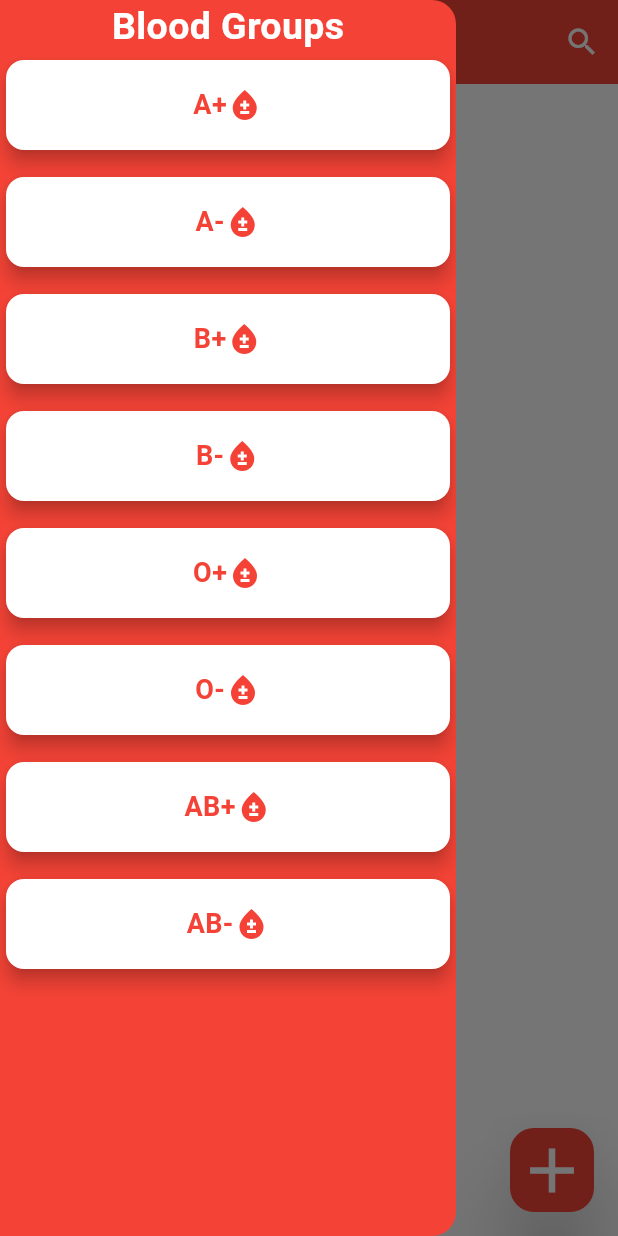
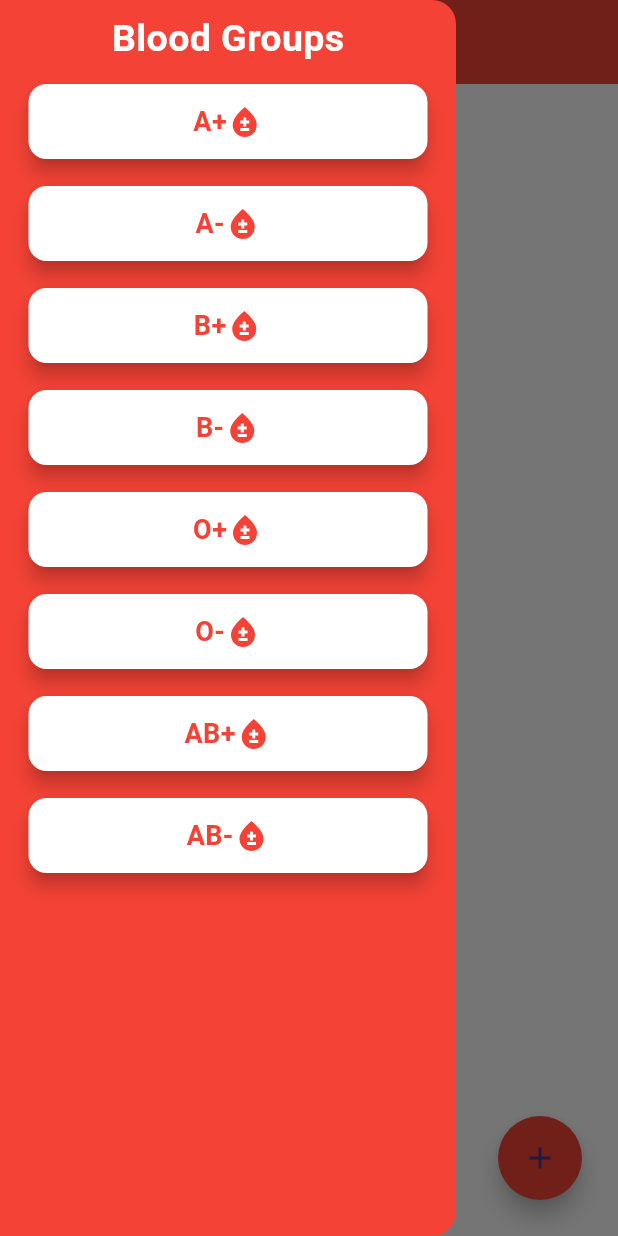
Before and after one commit to hijasahamed/BloodDonor, a Flutter app: the screen it shows after launch, with the side drawer open, on a phone screen of 412 x 824 dp. Run offline on Flutter 3.47's test engine with Material 3 defaults, Android fonts, the phone set to English and light mode, and no system bars; drawn by our look-alikes of flutter_speed_dial; our stand-ins replace cloud_firestore, firebase_core; accounts and stored records are empty.

Commit message:
adding the floating action bar with two spec

```diff
--- a/lib/screens/home_screen.dart
+++ b/lib/screens/home_screen.dart
@@ -1,5 +1,6 @@
 import 'package:blood_donor/screens/drawer.dart';
 import 'package:flutter/material.dart';
+import 'package:flutter_speed_dial/flutter_speed_dial.dart';
 import 'package:cloud_firestore/cloud_firestore.dart';
 
 class Homescreen extends StatefulWidget {
@@ -36,123 +37,39 @@ class _HomescreenState extends State<Homescreen> {
           style: TextStyle(fontWeight: FontWeight.w700, color: Colors.white),
         ),
         centerTitle: true,
-        actions: [
-          IconButton(
-              onPressed: () {},
-              icon: const Icon(
-                Icons.search,
-                color: Colors.white,
-              )),
-        ],
         backgroundColor: Colors.red,
       ),
-      floatingActionButton: FloatingActionButton(
-        onPressed: () {
-          Navigator.pushNamed(context, '2');
-        },
-        backgroundColor: Colors.red,
-        elevation: 25,
-        child: const Icon(
-          Icons.add,
-          size: 50,
-          color: Colors.white,
+      drawer: const Drawerscreen(),
+      body: const Center(child: Text('Requests')),
+      floatingActionButton: Padding(
+        padding: const EdgeInsets.all(8.0),
+        child: SpeedDial(
+          animatedIcon: AnimatedIcons.add_event,
+          iconTheme: const IconThemeData(color: Colors.white),
+          backgroundColor: Colors.red,
+          overlayOpacity: 0.4,
+          overlayColor: Colors.black,
+          children: [
+            SpeedDialChild(
+              child: const Icon(Icons.add, color: Colors.white),
+              backgroundColor: Colors.red,
+              label: 'Add Blood',
+              labelStyle: const TextStyle(fontSize: 18.0,color: Colors.red,fontWeight: FontWeight.w400),
+              onTap: () {
+
+              },
+            ),
+            SpeedDialChild(
+              child: const Icon(Icons.bloodtype, color: Colors.white),
+              backgroundColor: Colors.red,
+              label: 'Request Blood',
+              labelStyle: const TextStyle(fontSize: 18.0,color: Colors.red,fontWeight: FontWeight.w400),
+              onTap: () {
+
+              },
+            ),
+          ],
         ),
-      ),
-      drawer: const Drawerscreen(),
-      body: StreamBuilder(
-        stream: donor.orderBy('name').snapshots(),
-        builder: (context, AsyncSnapshot snapshot) {
-          if (snapshot.connectionState == ConnectionState.waiting) {
-            return const Center(
-              child: CircularProgressIndicator(),
-            );
-          } else if (snapshot.hasError) {
-            return Center(
-              child: Text('Error: ${snapshot.error}'),
-            );
-          } else if (!snapshot.hasData || snapshot.data.docs.isEmpty) {
-            return const Center(
-              child: Text('No Data Available'),
-            );
-          } else {
-            return Padding(
-              padding: const EdgeInsets.all(8.0),
-              child: ListView.separated(
-
-                itemCount: snapshot.data.docs.length,
-                itemBuilder: (ctx, index) {
-                  final DocumentSnapshot donorsnap = snapshot.data.docs[index];
-
-                  return GestureDetector(
-                    // onLongPress: () =>
-                    //     deletebuttonclicked(donorsnap.id, context),
-                    child: Card(
-                      color: Colors.white,
-                      elevation: 15,
-                      child: Container(
-                        decoration: const BoxDecoration(
-                          borderRadius: BorderRadius.all(Radius.circular(10)),
-                          color: Color.fromARGB(255, 241, 237, 237),
-                        ),
-                        height: 125,
-                        child: Row(
-                          children: [
-                            const SizedBox(width: 25,),
-                            CircleAvatar(
-                              backgroundColor: Colors.red,
-                              radius: 30,
-                              child: Text(
-                                donorsnap['blood'],
-                                style: const TextStyle(fontSize: 30,color: Colors.white),
-                              ),
-                            ),
-                            const SizedBox(width: 25,),
-                            Column(
-                              crossAxisAlignment: CrossAxisAlignment.start,
-                              children: [
-                                Text(
-                                  'Name: ${donorsnap['name']}',
-                                  style: const TextStyle(
-                                      fontWeight: FontWeight.w500),
-                                ),
-                                Text(
-                                  'Age: ${donorsnap['age'].toString()}',
-                                  style: const TextStyle(
-                                      fontWeight: FontWeight.w500),
-                                ),
-                                Text(
-                                  'Mobile: ${donorsnap['mobile'].toString()}',
-                                  style: const TextStyle(
-                                      fontWeight: FontWeight.w500),
-                                ),
-                                Text(
-                                  'District: ${donorsnap['district']}',
-                                  style: const TextStyle(
-                                      fontWeight: FontWeight.w500),
-                                ),
-                                Text(
-                                  'Village: ${donorsnap['village']}',
-                                  style: const TextStyle(
-                                      fontWeight: FontWeight.w500),
-                                ),
-                                Text(
-                                  'Blood: ${donorsnap['blood']}',
-                                  style: const TextStyle(
-                                      fontWeight: FontWeight.w500),
-                                ),
-                              ],
-                            ),
-                          ],
-                        ),
-                      ),
-                    ),
-                  );
-                },
-                separatorBuilder: (ctx, index) => const SizedBox(height: 10),
-              ),
-            );
-          }
-        },
       ),
     );
   }
--- a/pubspec.yaml
+++ b/pubspec.yaml
@@ -33,6 +33,7 @@ dependencies:
   firebase_core: ^2.24.1
   flutter:
     sdk: flutter
+  flutter_speed_dial: ^7.0.0
   permission_handler: ^11.3.1
   url_launcher: ^6.3.0
 
```
Also changed, not shown: lib/screens/drawer.dart (+70 -45 lines), pubspec.lock.
